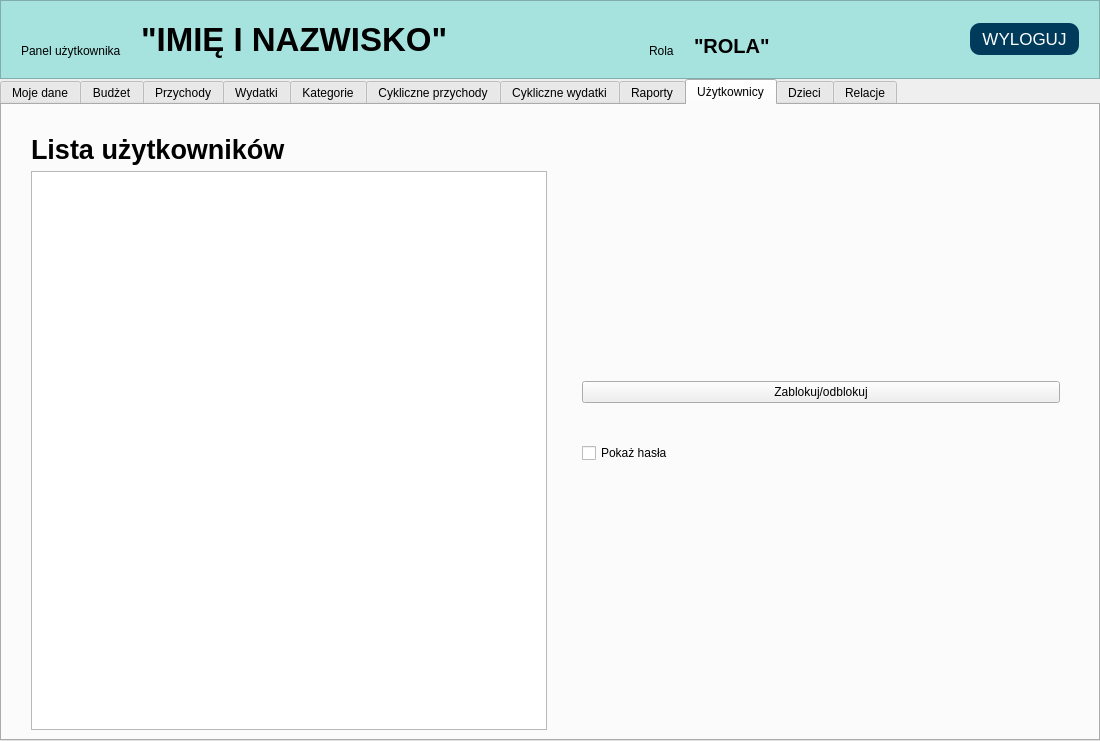
Dawid-Robak-IG/BUDZET_DOMOWY, file ui/User_Panel.ui: the form before one commit.
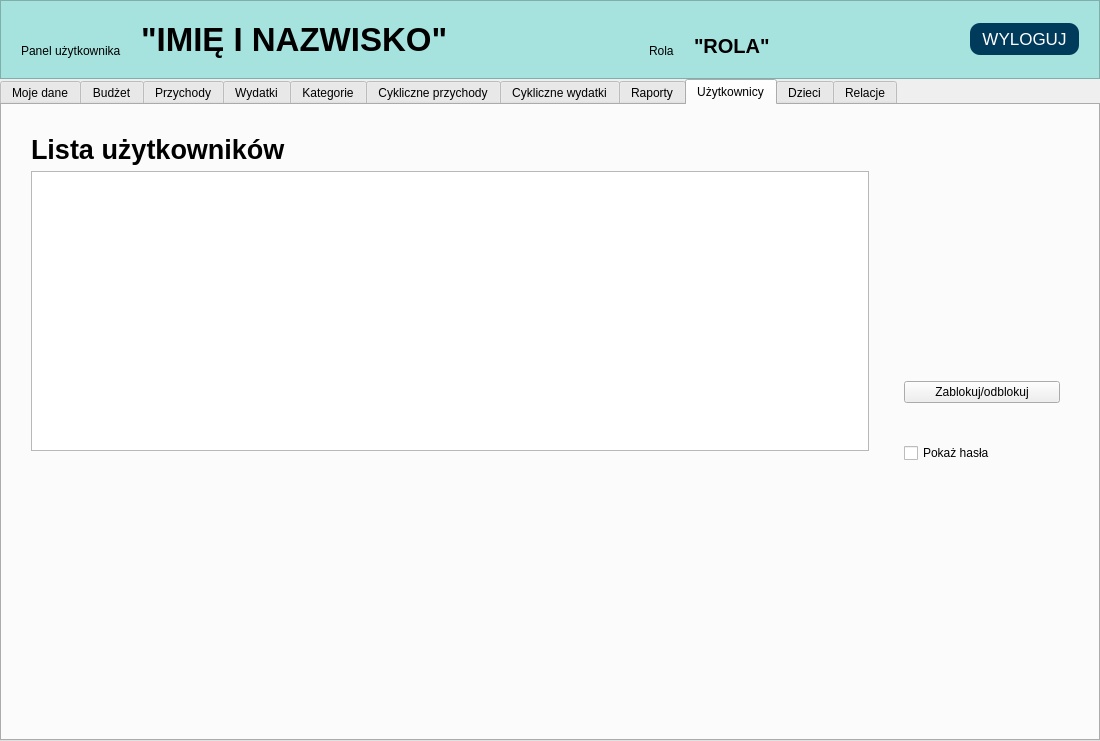
The form after the commit. The open tabs and pages were chosen to show the change.

What changed in the file:
```diff
--- a/ui/User_Panel.ui
+++ b/ui/User_Panel.ui
@@ -196,7 +196,7 @@
       <enum>QTabWidget::North</enum>
      </property>
      <property name="currentIndex">
-      <number>1</number>
+      <number>8</number>
      </property>
      <property name="elideMode">
       <enum>Qt::ElideNone</enum>
@@ -212,6 +212,9 @@
        <string>Moje dane</string>
       </attribute>
       <layout class="QVBoxLayout" name="verticalLayout_4">
+       <property name="spacing">
+        <number>15</number>
+       </property>
        <property name="leftMargin">
         <number>200</number>
        </property>
@@ -680,6 +683,12 @@
            </property>
            <item>
             <layout class="QVBoxLayout" name="verticalLayout_25">
+             <property name="spacing">
+              <number>15</number>
+             </property>
+             <property name="leftMargin">
+              <number>20</number>
+             </property>
              <property name="rightMargin">
               <number>0</number>
              </property>
@@ -2382,7 +2391,7 @@
       <attribute name="title">
        <string>Użytkownicy</string>
       </attribute>
-      <layout class="QHBoxLayout" name="horizontalLayout_10">
+      <layout class="QHBoxLayout" name="horizontalLayout_10" stretch="4,1">
        <item>
         <layout class="QVBoxLayout" name="verticalLayout_23">
          <property name="leftMargin">
@@ -2414,6 +2423,19 @@
            </property>
           </widget>
          </item>
+         <item>
+          <spacer name="verticalSpacer_30">
+           <property name="orientation">
+            <enum>Qt::Vertical</enum>
+           </property>
+           <property name="sizeHint" stdset="0">
+            <size>
+             <width>20</width>
+             <height>40</height>
+            </size>
+           </property>
+          </spacer>
+         </item>
         </layout>
        </item>
        <item>
```
